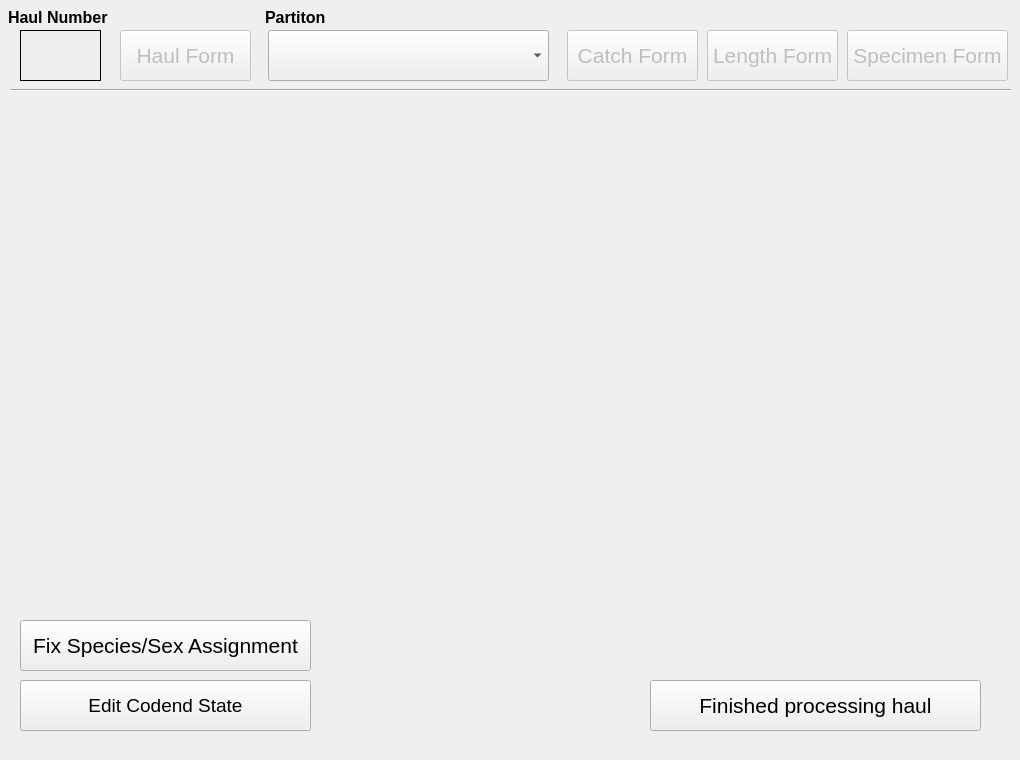
This is ui/CLAMSProcess.ui in guyuhong/CLAMS as Qt 5 draws it before an edit. The edited form follows.
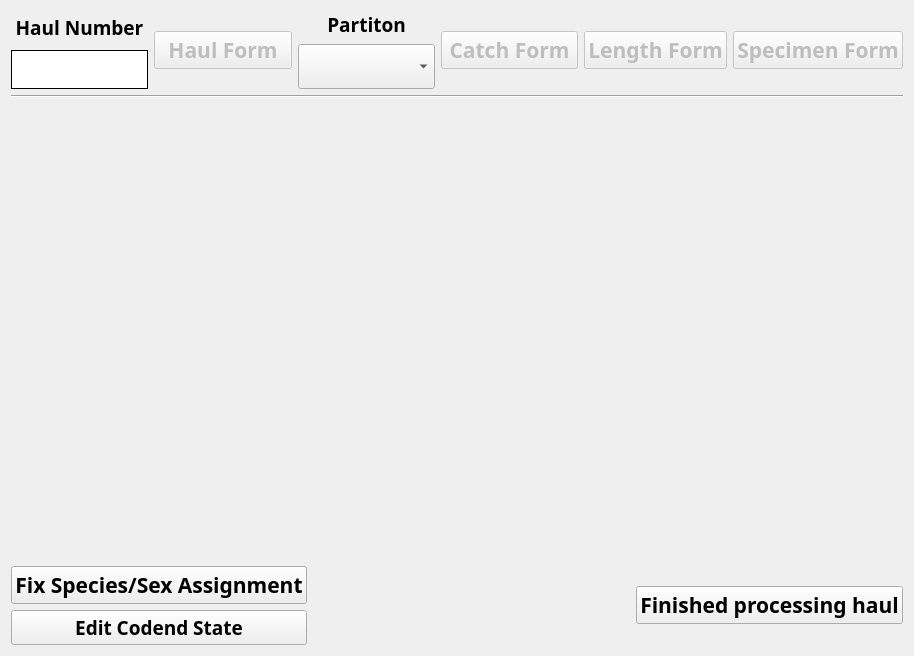
This is the edited form.

```diff
--- a/ui/CLAMSProcess.ui
+++ b/ui/CLAMSProcess.ui
@@ -6,58 +6,53 @@
    <rect>
     <x>0</x>
     <y>0</y>
-    <width>1020</width>
-    <height>760</height>
+    <width>914</width>
+    <height>656</height>
    </rect>
   </property>
   <property name="windowTitle">
    <string>CLAMS Haul Processing</string>
   </property>
-  <widget class="QPushButton" name="haulBtn">
-   <property name="enabled">
-    <bool>false</bool>
-   </property>
-   <property name="geometry">
-    <rect>
-     <x>120</x>
-     <y>30</y>
-     <width>131</width>
-     <height>51</height>
-    </rect>
-   </property>
+  <layout class="QVBoxLayout" name="verticalLayout_4">
+   <item>
+    <layout class="QHBoxLayout" name="horizontalLayout">
+     <item>
+      <layout class="QVBoxLayout" name="verticalLayout">
+       <item>
+        <widget class="QLabel" name="label">
    <property name="font">
     <font>
-     <pointsize>16</pointsize>
-    </font>
-   </property>
-   <property name="autoFillBackground">
-    <bool>true</bool>
-   </property>
+           <family>Arial Black</family>
+           <pointsize>14</pointsize>
+           <weight>75</weight>
+           <bold>true</bold>
+          </font>
+         </property>
    <property name="text">
-    <string>Haul Form</string>
-   </property>
-   <property name="checkable">
-    <bool>false</bool>
-   </property>
-  </widget>
+          <string>Haul Number</string>
+         </property>
+         <property name="alignment">
+          <set>Qt::AlignCenter</set>
+         </property>
+        </widget>
+       </item>
+       <item>
   <widget class="QLabel" name="haulLabel">
-   <property name="geometry">
-    <rect>
-     <x>20</x>
-     <y>30</y>
-     <width>81</width>
-     <height>51</height>
-    </rect>
-   </property>
    <property name="font">
     <font>
+           <family>Arial Black</family>
      <pointsize>20</pointsize>
      <weight>75</weight>
      <bold>true</bold>
     </font>
    </property>
    <property name="autoFillBackground">
-    <bool>true</bool>
+          <bool>false</bool>
+         </property>
+         <property name="styleSheet">
+          <string notr="true">QWidget {
+    background-color: white;
+}</string>
    </property>
    <property name="frameShape">
     <enum>QFrame::Panel</enum>
@@ -71,63 +66,80 @@
    <property name="text">
     <string/>
    </property>
-  </widget>
-  <widget class="QLabel" name="label">
-   <property name="geometry">
-    <rect>
-     <x>8</x>
-     <y>0</y>
-     <width>111</width>
-     <height>34</height>
-    </rect>
-   </property>
-   <property name="font">
-    <font>
-     <pointsize>12</pointsize>
-     <weight>75</weight>
-     <bold>true</bold>
-    </font>
-   </property>
-   <property name="text">
-    <string>Haul Number</string>
-   </property>
-  </widget>
-  <widget class="QPushButton" name="doneBtn">
-   <property name="geometry">
-    <rect>
-     <x>650</x>
-     <y>680</y>
-     <width>331</width>
-     <height>51</height>
-    </rect>
+         <property name="alignment">
+          <set>Qt::AlignCenter</set>
+         </property>
+        </widget>
+       </item>
+      </layout>
+     </item>
+     <item>
+      <widget class="QPushButton" name="haulBtn">
+       <property name="enabled">
+        <bool>false</bool>
    </property>
    <property name="font">
     <font>
+         <family>Arial Black</family>
      <pointsize>16</pointsize>
+         <weight>75</weight>
+         <bold>true</bold>
     </font>
    </property>
    <property name="autoFillBackground">
     <bool>true</bool>
    </property>
    <property name="text">
-    <string>Finished processing haul</string>
-   </property>
-  </widget>
+        <string>Haul Form</string>
+       </property>
+       <property name="checkable">
+        <bool>false</bool>
+       </property>
+      </widget>
+     </item>
+     <item>
+      <layout class="QVBoxLayout" name="verticalLayout_2">
+       <item>
+        <widget class="QLabel" name="label_2">
+         <property name="font">
+          <font>
+           <family>Arial Black</family>
+           <pointsize>14</pointsize>
+           <weight>75</weight>
+           <bold>true</bold>
+          </font>
+         </property>
+         <property name="text">
+          <string>Partiton</string>
+         </property>
+         <property name="alignment">
+          <set>Qt::AlignCenter</set>
+         </property>
+        </widget>
+       </item>
+       <item>
+        <widget class="QComboBox" name="partitionBox">
+         <property name="font">
+          <font>
+           <family>Arial Black</family>
+           <pointsize>20</pointsize>
+          </font>
+         </property>
+        </widget>
+       </item>
+      </layout>
+     </item>
+     <item>
   <widget class="QPushButton" name="catchBtn">
    <property name="enabled">
     <bool>false</bool>
    </property>
-   <property name="geometry">
-    <rect>
-     <x>567</x>
-     <y>30</y>
-     <width>131</width>
-     <height>51</height>
-    </rect>
-   </property>
    <property name="font">
     <font>
+         <family>Arial Black</family>
      <pointsize>16</pointsize>
+         <weight>75</weight>
+         <bold>true</bold>
     </font>
    </property>
    <property name="autoFillBackground">
@@ -140,21 +152,18 @@
     <bool>false</bool>
    </property>
   </widget>
+     </item>
+     <item>
   <widget class="QPushButton" name="lengthBtn">
    <property name="enabled">
     <bool>false</bool>
    </property>
-   <property name="geometry">
-    <rect>
-     <x>707</x>
-     <y>30</y>
-     <width>131</width>
-     <height>51</height>
-    </rect>
-   </property>
    <property name="font">
     <font>
+         <family>Arial Black</family>
      <pointsize>16</pointsize>
+         <weight>75</weight>
+         <bold>true</bold>
     </font>
    </property>
    <property name="autoFillBackground">
@@ -167,21 +176,18 @@
     <bool>false</bool>
    </property>
   </widget>
+     </item>
+     <item>
   <widget class="QPushButton" name="specBtn">
    <property name="enabled">
     <bool>false</bool>
    </property>
-   <property name="geometry">
-    <rect>
-     <x>847</x>
-     <y>30</y>
-     <width>161</width>
-     <height>51</height>
-    </rect>
-   </property>
    <property name="font">
     <font>
+         <family>Arial Black</family>
      <pointsize>16</pointsize>
+         <weight>75</weight>
+         <bold>true</bold>
     </font>
    </property>
    <property name="autoFillBackground">
@@ -194,79 +200,41 @@
     <bool>false</bool>
    </property>
   </widget>
+     </item>
+    </layout>
+   </item>
+   <item>
   <widget class="Line" name="line">
-   <property name="geometry">
-    <rect>
-     <x>10</x>
-     <y>80</y>
-     <width>1001</width>
-     <height>21</height>
-    </rect>
-   </property>
    <property name="orientation">
     <enum>Qt::Horizontal</enum>
    </property>
   </widget>
-  <widget class="QLabel" name="picLabel">
-   <property name="geometry">
-    <rect>
-     <x>10</x>
-     <y>100</y>
-     <width>981</width>
-     <height>561</height>
-    </rect>
-   </property>
-   <property name="text">
-    <string/>
-   </property>
-  </widget>
-  <widget class="QComboBox" name="partitionBox">
-   <property name="geometry">
-    <rect>
-     <x>268</x>
-     <y>30</y>
-     <width>281</width>
-     <height>51</height>
-    </rect>
-   </property>
-   <property name="font">
-    <font>
-     <pointsize>20</pointsize>
-    </font>
-   </property>
-  </widget>
-  <widget class="QLabel" name="label_2">
-   <property name="geometry">
-    <rect>
-     <x>265</x>
-     <y>0</y>
-     <width>111</width>
-     <height>34</height>
-    </rect>
-   </property>
-   <property name="font">
-    <font>
-     <pointsize>12</pointsize>
-     <weight>75</weight>
-     <bold>true</bold>
-    </font>
-   </property>
-   <property name="text">
-    <string>Partiton</string>
-   </property>
-  </widget>
+   </item>
+   <item>
+    <spacer name="verticalSpacer">
+     <property name="orientation">
+      <enum>Qt::Vertical</enum>
+     </property>
+     <property name="sizeHint" stdset="0">
+      <size>
+       <width>20</width>
+       <height>40</height>
+      </size>
+     </property>
+    </spacer>
+   </item>
+   <item>
+    <layout class="QHBoxLayout" name="horizontalLayout_2">
+     <item>
+      <layout class="QVBoxLayout" name="verticalLayout_3">
+       <item>
   <widget class="QPushButton" name="fixSpeciesBtn">
-   <property name="geometry">
-    <rect>
-     <x>20</x>
-     <y>620</y>
-     <width>291</width>
-     <height>51</height>
-    </rect>
-   </property>
    <property name="font">
     <font>
+           <family>Arial Black</family>
      <pointsize>16</pointsize>
+           <weight>75</weight>
+           <bold>true</bold>
     </font>
    </property>
    <property name="autoFillBackground">
@@ -276,24 +244,58 @@
     <string>Fix Species/Sex Assignment</string>
    </property>
   </widget>
+       </item>
+       <item>
   <widget class="QPushButton" name="editCodendStateBtn">
-   <property name="geometry">
-    <rect>
-     <x>20</x>
-     <y>680</y>
-     <width>291</width>
-     <height>51</height>
-    </rect>
-   </property>
    <property name="font">
     <font>
+           <family>Arial Black</family>
      <pointsize>14</pointsize>
+           <weight>75</weight>
+           <bold>true</bold>
     </font>
    </property>
    <property name="text">
     <string>Edit Codend State</string>
    </property>
   </widget>
+       </item>
+      </layout>
+     </item>
+     <item>
+      <spacer name="horizontalSpacer">
+       <property name="orientation">
+        <enum>Qt::Horizontal</enum>
+       </property>
+       <property name="sizeHint" stdset="0">
+        <size>
+         <width>40</width>
+         <height>20</height>
+        </size>
+       </property>
+      </spacer>
+     </item>
+     <item>
+      <widget class="QPushButton" name="doneBtn">
+       <property name="font">
+        <font>
+         <family>Arial Black</family>
+         <pointsize>16</pointsize>
+         <weight>75</weight>
+         <bold>true</bold>
+        </font>
+       </property>
+       <property name="autoFillBackground">
+        <bool>true</bool>
+       </property>
+       <property name="text">
+        <string>Finished processing haul</string>
+       </property>
+      </widget>
+     </item>
+    </layout>
+   </item>
+  </layout>
  </widget>
  <resources/>
  <connections/>
```
Lines whose indentation alone changed are shown as unchanged.
